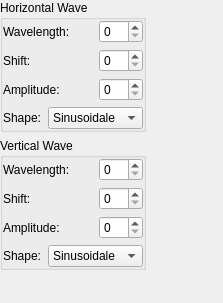
Qt form krita/plugins/filters/wavefilter/wdgwaveoptions.ui (KDE/krita) before a commit.
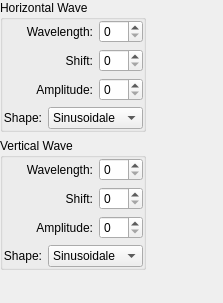
The same form after that commit. Custom widgets are drawn as their Qt base class.

Commit message:
Fix the alignment of labels in dialogs
Patch by Juan Palacios

Diff of the .ui file:
```diff
--- a/krita/plugins/filters/wavefilter/wdgwaveoptions.ui
+++ b/krita/plugins/filters/wavefilter/wdgwaveoptions.ui
@@ -59,7 +59,10 @@
         <property name="text" >
          <string>Wavelength:</string>
         </property>
-        <property name="wordWrap" >
+        <property name="alignment">
+         <set>Qt::AlignRight|Qt::AlignTrailing|Qt::AlignVCenter</set>
+        </property>
+        <property name="wordWrap">
          <bool>false</bool>
         </property>
        </widget>
@@ -72,7 +75,10 @@
         <property name="text" >
          <string>Shift:</string>
         </property>
-        <property name="wordWrap" >
+        <property name="alignment">
+         <set>Qt::AlignRight|Qt::AlignTrailing|Qt::AlignVCenter</set>
+        </property>
+        <property name="wordWrap">
          <bool>false</bool>
         </property>
        </widget>
@@ -85,7 +91,10 @@
         <property name="text" >
          <string>Amplitude:</string>
         </property>
-        <property name="wordWrap" >
+        <property name="alignment">
+         <set>Qt::AlignRight|Qt::AlignTrailing|Qt::AlignVCenter</set>
+        </property>
+        <property name="wordWrap">
          <bool>false</bool>
         </property>
        </widget>
@@ -112,7 +121,10 @@
         <property name="text" >
          <string>Shape:</string>
         </property>
-        <property name="wordWrap" >
+        <property name="alignment">
+         <set>Qt::AlignRight|Qt::AlignTrailing|Qt::AlignVCenter</set>
+        </property>
+        <property name="wordWrap">
          <bool>false</bool>
         </property>
        </widget>
@@ -134,7 +146,10 @@
         <property name="text" >
          <string>Wavelength:</string>
         </property>
-        <property name="wordWrap" >
+        <property name="alignment">
+         <set>Qt::AlignRight|Qt::AlignTrailing|Qt::AlignVCenter</set>
+        </property>
+        <property name="wordWrap">
          <bool>false</bool>
         </property>
        </widget>
@@ -147,7 +162,10 @@
         <property name="text" >
          <string>Shift:</string>
         </property>
-        <property name="wordWrap" >
+        <property name="alignment">
+         <set>Qt::AlignRight|Qt::AlignTrailing|Qt::AlignVCenter</set>
+        </property>
+        <property name="wordWrap">
          <bool>false</bool>
         </property>
        </widget>
@@ -160,7 +178,10 @@
         <property name="text" >
          <string>Amplitude:</string>
         </property>
-        <property name="wordWrap" >
+        <property name="alignment">
+         <set>Qt::AlignRight|Qt::AlignTrailing|Qt::AlignVCenter</set>
+        </property>
+        <property name="wordWrap">
          <bool>false</bool>
         </property>
        </widget>
@@ -187,7 +208,10 @@
         <property name="text" >
          <string>Shape:</string>
         </property>
-        <property name="wordWrap" >
+        <property name="alignment">
+         <set>Qt::AlignRight|Qt::AlignTrailing|Qt::AlignVCenter</set>
+        </property>
+        <property name="wordWrap">
          <bool>false</bool>
         </property>
        </widget>
```
Left out of the diff: 164 changed lines with no effect on the pictures. The commit also changes 71 other files.
